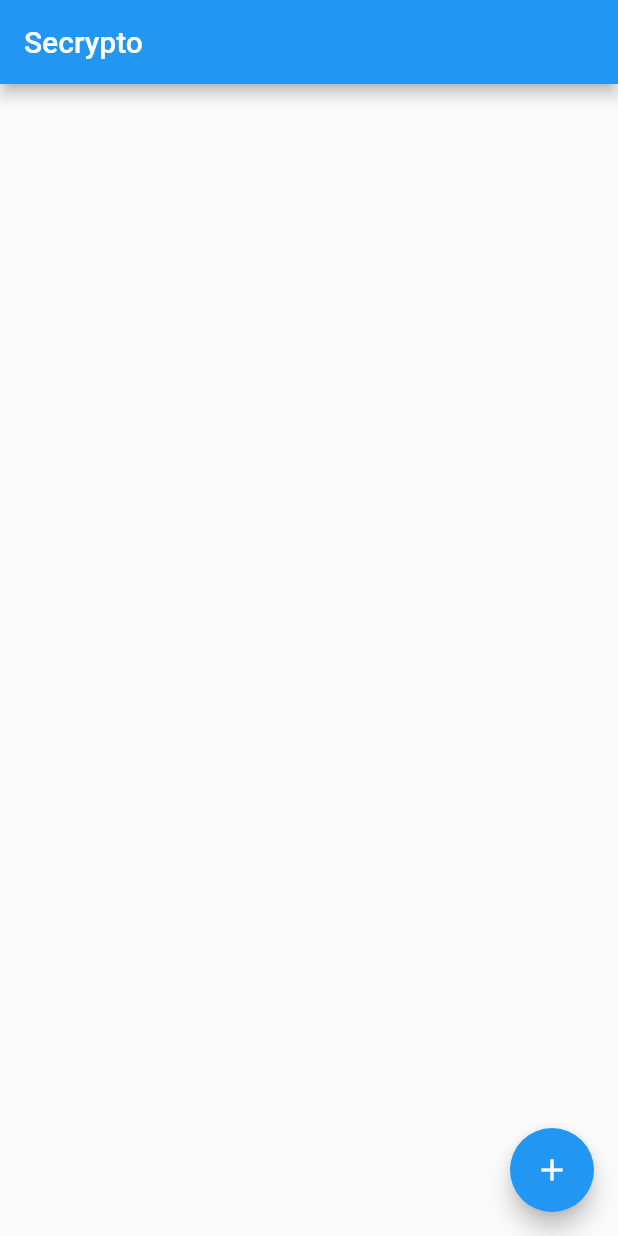
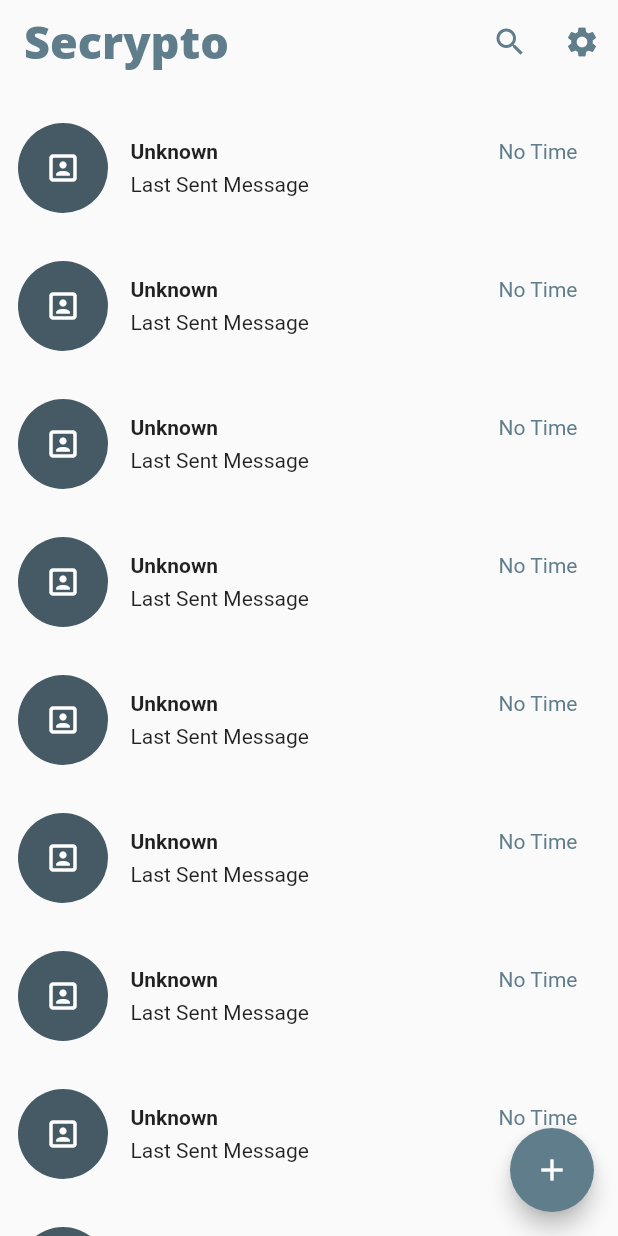
Before and after one commit to aswinmurali-io/secrypto, a Flutter app: the screen it shows after launch, on a phone screen of 412 x 824 dp. Run offline on Flutter 3.47's test engine with Material 2 defaults, Android fonts, the phone set to English and light mode, and no system bars; our stand-ins replace google_fonts.

Commit message:
added contact list

```diff
--- a/lib/main.dart
+++ b/lib/main.dart
@@ -1,6 +1,8 @@
 import 'package:flutter/material.dart';
+import 'package:google_fonts/google_fonts.dart';
 
 import 'routes/contact_list.dart';
+import 'routes/login.dart';
 
 void main() => runApp(Secrypto());
 
@@ -10,10 +12,30 @@ class Secrypto extends StatelessWidget {
     return MaterialApp(
       title: 'Secrypto',
       theme: ThemeData(
-        primarySwatch: Colors.blue,
-        visualDensity: VisualDensity.adaptivePlatformDensity,
-      ),
+          primarySwatch: Colors.blueGrey,
+          visualDensity: VisualDensity.adaptivePlatformDensity,
+          textTheme: TextTheme(
+            headline1: TextStyle(
+              color: Colors.blueGrey,
+            ),
+          ),
+          floatingActionButtonTheme: FloatingActionButtonThemeData(
+            backgroundColor: Colors.blueGrey,
+          ),
+          appBarTheme: AppBarTheme(
+              iconTheme: IconThemeData(
+                color: Colors.blueGrey,
+              ),
+              color: Colors.transparent,
+              elevation: 0.0,
+              textTheme: TextTheme(
+                  headline6: GoogleFonts.openSans(
+                color: Colors.blueGrey,
+                fontWeight: FontWeight.w900,
+                fontSize: 30.0,
+              )))),
       home: ContactList(),
+      debugShowCheckedModeBanner: false,
     );
   }
 }
--- /dev/null
+++ b/lib/partials/chat_list_card.dart
@@ -0,0 +1,67 @@
+import 'package:flutter/material.dart';
+
+class ChatListCard extends StatefulWidget {
+  ChatListCard({Key key, this.name, this.lastSendMsg, this.time, this.profileURL}) : super(key: key);
+
+  final String name;
+  final String lastSendMsg;
+  final String time;
+  final String profileURL;
+
+  @override
+  _ChatListCardState createState() => _ChatListCardState(name, lastSendMsg, time, profileURL);
+}
+
+class _ChatListCardState extends State<ChatListCard> {
+  final String name;
+  final String lastSendMsg;
+  final String time;
+  final String profileURL;
+
+  _ChatListCardState(this.name, this.lastSendMsg, this.time, this.profileURL);
+
+  @override
+  Widget build(BuildContext context) {
+    return InkWell(
+      child: Padding(
+        padding: const EdgeInsets.all(12.0),
+        child: Row(
+          children: [
+            CircleAvatar(
+              radius: 30.0,
+              child: ClipOval(
+                child: (profileURL == null) ? Icon(Icons.portrait_rounded) : Image.network(profileURL),
+              ),
+            ),
+            Padding(
+              padding: const EdgeInsets.all(15.0),
+              child: Column(
+                crossAxisAlignment: CrossAxisAlignment.start,
+                children: [
+                  SizedBox(
+                    width: MediaQuery.of(context).size.width - 114,
+                    child: Row(
+                      mainAxisAlignment: MainAxisAlignment.spaceBetween,
+                      children: [
+                        Text(name ?? "Unknown",
+                            style: TextStyle(
+                              fontWeight: FontWeight.bold,
+                            )),
+                        Text(time ?? "No Time", style: TextStyle(color: Colors.blueGrey)),
+                      ],
+                    ),
+                  ),
+                  Padding(
+                    padding: const EdgeInsets.fromLTRB(0, 6, 0, 0),
+                    child: Text(lastSendMsg ?? "Last Sent Message"),
+                  ),
+                ],
+              ),
+            )
+          ],
+        ),
+      ),
+      onTap: () {},
+    );
+  }
+}
--- a/lib/routes/contact_list.dart
+++ b/lib/routes/contact_list.dart
@@ -1,5 +1,6 @@
+import 'package:flutter/material.dart';
 
-import 'package:flutter/material.dart';
+import '../partials/chat_list_card.dart';
 
 class ContactList extends StatefulWidget {
   ContactList({Key key}) : super(key: key);
@@ -14,18 +15,34 @@ class _ContactListState extends State<ContactList> {
     return Scaffold(
       appBar: AppBar(
         title: Text("Secrypto"),
+        actions: [
+          IconButton(
+            icon: Icon(Icons.search),
+            onPressed: () {},
+          ),
+          IconButton(
+            icon: Icon(Icons.settings),
+            onPressed: () {},
+          ),
+        ],
       ),
-      body: Center(
-        child: Column(
-          mainAxisAlignment: MainAxisAlignment.center,
-          children: <Widget>[
-
-          ],
+      body: Scrollbar(
+        child: SingleChildScrollView(
+          physics: BouncingScrollPhysics(),
+          child: Padding(
+            padding: const EdgeInsets.fromLTRB(0, 10, 0, 0),
+            child: Column(
+              mainAxisAlignment: MainAxisAlignment.start,
+              children: <Widget>[
+                for (int i = 0; i < 10; i++) ChatListCard(),
+              ],
+            ),
+          ),
         ),
       ),
       floatingActionButton: FloatingActionButton(
         onPressed: () {},
-        tooltip: 'Increment',
+        tooltip: 'Add Contact',
         child: Icon(Icons.add),
       ),
     );
--- /dev/null
+++ b/lib/routes/login.dart
@@ -0,0 +1,18 @@
+import 'package:flutter/material.dart';
+
+class LoginRoute extends StatefulWidget {
+  LoginRoute({Key key}) : super(key: key);
+
+  @override
+  _LoginRouteState createState() => _LoginRouteState();
+}
+
+class _LoginRouteState extends State<LoginRoute> {
+  @override
+  Widget build(BuildContext context) {
+    return Scaffold(
+      appBar: AppBar(title: Text("Secrypto")),
+      body: Column(),
+    );
+  }
+}
```
Also changed, not shown: pubspec.yaml (+2 -58 lines), pubspec.lock, 1 other file.
